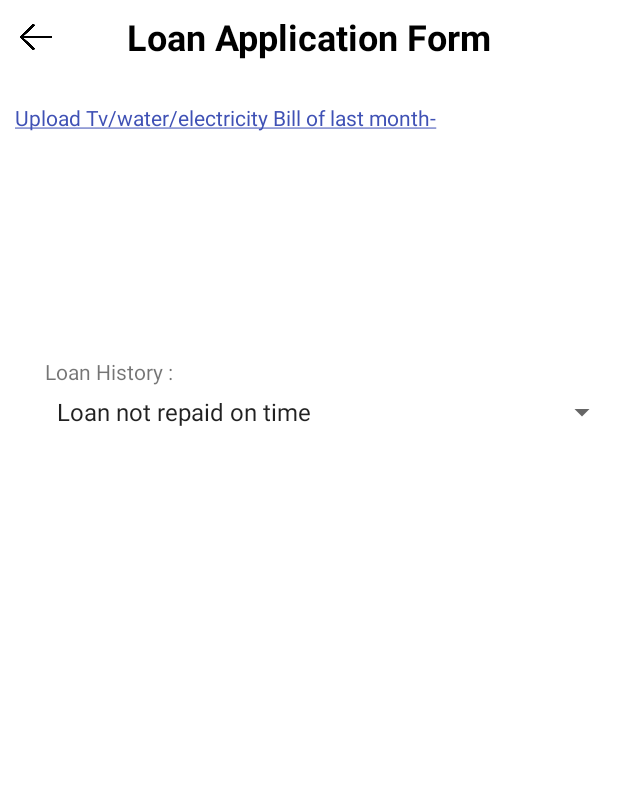
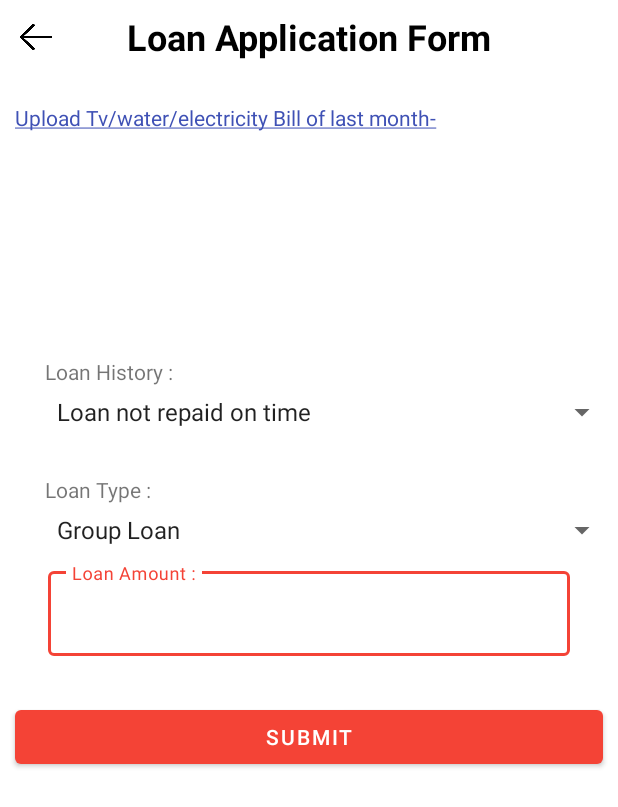
Before and after one commit to GeetikaThakran/Loan-Easy, an Android app: the LoanApplyProofsActivity screen opened directly, with no data from a screen before it, on a phone screen of 412 x 824 dp. Shown: the top 807 px of the screen. Run offline under Robolectric (Android 15) with nearby library versions, the phone set to English and light mode, and no system bars.

Commit message:
final code push

```diff
--- a/app/src/main/AndroidManifest.xml
+++ b/app/src/main/AndroidManifest.xml
@@ -9,6 +9,12 @@
         android:roundIcon="@mipmap/ic_launcher_round"
         android:supportsRtl="true"
         android:theme="@style/Theme.LoanEasy">
+        <activity
+            android:name=".LenderDashboardActivity"
+            android:exported="false" />
+        <activity
+            android:name=".ProcessLoanApplicationActivity"
+            android:exported="false" />
         <activity
             android:name=".LoanApplyProofsActivity"
             android:exported="false" />
--- a/app/src/main/java/com/geetika/loaneasy/LoanApplyProofsActivity.java
+++ b/app/src/main/java/com/geetika/loaneasy/LoanApplyProofsActivity.java
@@ -3,15 +3,20 @@ package com.geetika.loaneasy;
 import androidx.appcompat.app.AppCompatActivity;
 
 import android.content.Intent;
+import android.content.SharedPreferences;
 import android.graphics.Paint;
 import android.net.Uri;
 import android.os.Bundle;
+import android.util.Log;
 import android.view.View;
 import android.widget.AdapterView;
 import android.widget.ArrayAdapter;
+import android.widget.Button;
+import android.widget.EditText;
 import android.widget.ImageView;
 import android.widget.Spinner;
 import android.widget.TextView;
+import android.widget.Toast;
 
 import java.util.ArrayList;
 import java.util.List;
@@ -20,6 +25,7 @@ import java.util.Objects;
 public class LoanApplyProofsActivity extends AppCompatActivity implements AdapterView.OnItemSelectedListener {
     int SELECT_PICTURE = 200;
     ImageView img_tv_bill;
+    EditText loanAmount;
 
     @Override
     protected void onCreate(Bundle savedInstanceState) {
@@ -32,19 +38,63 @@ public class LoanApplyProofsActivity extends AppCompatActivity implements Adapte
         TextView tv_upload_TV_Bill = findViewById(R.id.tv_upload_tvBill);
         img_tv_bill = findViewById(R.id.iv_tv_bill);
         Spinner spinner_loan_history = (Spinner) findViewById(R.id.loan_history_spinner);
+        Spinner spinner_loan_type = (Spinner) findViewById(R.id.loan_type_spinner);
+        Button submit =  findViewById(R.id.bt_submit);
+        loanAmount = findViewById(R.id.et_loan_amount);
+        int finalValue=0;
+        try {
+            String value= loanAmount.getText().toString();
+            finalValue=Integer.parseInt(value);
+
+            Log.v("aaa", String.valueOf(finalValue));
+            Toast.makeText(getApplicationContext(),"amount :-"+finalValue,
+                    Toast.LENGTH_SHORT).show();
+        }catch (NumberFormatException e){
+
+        }
+        SharedPreferences sharedPreferences = getSharedPreferences("shared_preferences",MODE_PRIVATE);
+        SharedPreferences.Editor myEdit = sharedPreferences.edit();
+        myEdit.putString("loan_amt", loanAmount.getText().toString());
+        myEdit.apply();
+
+
+
+        int finalValue1 = finalValue;
+        submit.setOnClickListener(new View.OnClickListener() {
+            @Override
+            public void onClick(View view) {
+                if(finalValue1 <1000){
+                    Intent i = new Intent(getApplicationContext(),ProcessLoanApplicationActivity.class);
+                    startActivity(i);
+                }else{
+                    Toast.makeText(getApplicationContext(),"Please enter a Loan amount less then the credit limit amount.",
+                            Toast.LENGTH_SHORT).show();
+
+                    loanAmount.setError("Loan Amount cannot exceed the credit amount limit");
+                }
+            }
+        });
 
         spinner_loan_history.setOnItemSelectedListener(this);
+        spinner_loan_type.setOnItemSelectedListener(this);
         List<String> loanHistory = new ArrayList<String>();
+        List<String> loanType = new ArrayList<String>();
 
         loanHistory.add("Loan not repaid on time");
         loanHistory.add("Loan taken and still repaying");
         loanHistory.add("Loan not taken/ repaid");
 
+        loanType.add("Group Loan");
+        loanType.add("Individual Loan");
+
         ArrayAdapter<String> dataAdapter_loanHistory = new ArrayAdapter<String>(this, android.R.layout.simple_spinner_item, loanHistory);
+        ArrayAdapter<String> dataAdapter_loanType = new ArrayAdapter<String>(this, android.R.layout.simple_spinner_item, loanType);
 
         dataAdapter_loanHistory.setDropDownViewResource(android.R.layout.simple_spinner_dropdown_item);
+        dataAdapter_loanType.setDropDownViewResource(android.R.layout.simple_spinner_dropdown_item);
 
         spinner_loan_history.setAdapter(dataAdapter_loanHistory);
+        spinner_loan_type.setAdapter(dataAdapter_loanType);
 
 
 
--- a/app/src/main/java/com/geetika/loaneasy/MainActivity.java
+++ b/app/src/main/java/com/geetika/loaneasy/MainActivity.java
@@ -101,7 +101,7 @@ public class MainActivity extends AppCompatActivity {
         headings.add("Credit Limit :");
 
         values = new ArrayList<>();
-        values.add("30");
+        values.add("10");
         values.add("1000");
     }
 }
--- a/app/src/main/res/layout/activity_loan_apply.xml
+++ b/app/src/main/res/layout/activity_loan_apply.xml
@@ -306,6 +306,9 @@
                     android:layout_height="wrap_content" />
             </com.google.android.material.textfield.TextInputLayout>
 
+
+
+
             <Button
                 android:id="@+id/bt_next"
                 android:layout_width="match_parent"
--- a/app/src/main/res/layout/activity_loan_apply_proofs.xml
+++ b/app/src/main/res/layout/activity_loan_apply_proofs.xml
@@ -74,4 +74,60 @@
             android:prompt="@string/spinner_title" />
     </LinearLayout>
 
+
+    <LinearLayout
+        android:id="@+id/ll2"
+        android:layout_width="match_parent"
+        android:layout_height="wrap_content"
+        android:layout_marginTop="20dp"
+        android:orientation="vertical"
+        app:layout_constraintTop_toBottomOf="@+id/ll1">
+
+        <TextView
+            android:layout_width="fill_parent"
+            android:layout_height="wrap_content"
+            android:layout_marginLeft="30dp"
+            android:layout_marginTop="10dp"
+            android:layout_marginBottom="5dp"
+            android:text="Loan Type :" />
+
+        <Spinner
+            android:id="@+id/loan_type_spinner"
+            android:layout_width="fill_parent"
+            android:layout_height="wrap_content"
+            android:layout_marginLeft="30dp"
+            android:prompt="@string/spinner_title" />
+    </LinearLayout>
+
+
+
+    <com.google.android.material.textfield.TextInputLayout
+        android:id="@+id/et_loan_amount_container"
+        style="@style/Widget.MaterialComponents.TextInputLayout.OutlinedBox"
+        android:layout_width="match_parent"
+        android:layout_height="wrap_content"
+        android:layout_marginStart="32dp"
+        app:layout_constraintTop_toBottomOf="@+id/ll2"
+        android:layout_marginTop="10dp"
+        android:layout_marginEnd="32dp"
+        android:hint="Loan Amount :">
+
+        <!--this is the actual edit text which takes the input-->
+        <com.google.android.material.textfield.TextInputEditText
+            android:id="@+id/et_loan_amount"
+            android:inputType="number"
+            android:layout_width="match_parent"
+            android:layout_height="wrap_content" />
+    </com.google.android.material.textfield.TextInputLayout>
+    <Button
+        android:id="@+id/bt_submit"
+        android:layout_width="match_parent"
+        android:layout_marginLeft="10dp"
+        android:layout_marginRight="10dp"
+        android:layout_marginTop="30dp"
+        android:layout_marginBottom="40dp"
+        android:layout_height="wrap_content"
+        app:layout_constraintTop_toBottomOf="@id/et_loan_amount_container"
+        android:text="Submit"/>
+
 </androidx.constraintlayout.widget.ConstraintLayout>
```
Also changed, not shown: app/src/main/java/com/geetika/loaneasy/LenderDashboardActivity.java (added, +67 -0 lines), app/src/main/java/com/geetika/loaneasy/LoginAsAdminOrBorrower.java (+33 -0 lines), app/src/main/java/com/geetika/loaneasy/ProcessLoanApplicationActivity.java (added, +31 -0 lines), app/src/main/java/com/geetika/loaneasy/adapter/LenderListAdapter.java (added, +54 -0 lines), app/src/main/res/layout/activity_lender_dashboard.xml (added, +51 -0 lines), app/src/main/res/layout/activity_process_loan_application.xml (added, +43 -0 lines), app/src/main/res/layout/list_item_lender.xml (added, +72 -0 lines), app/src/main/res/drawable-v24/done.png (added).
